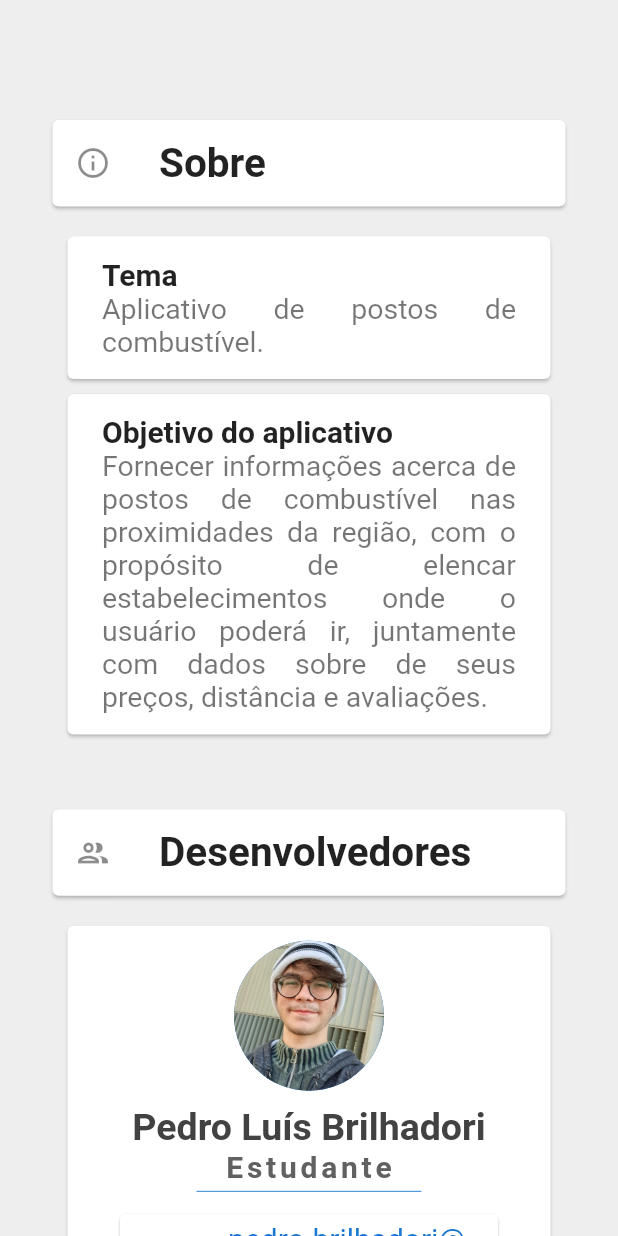
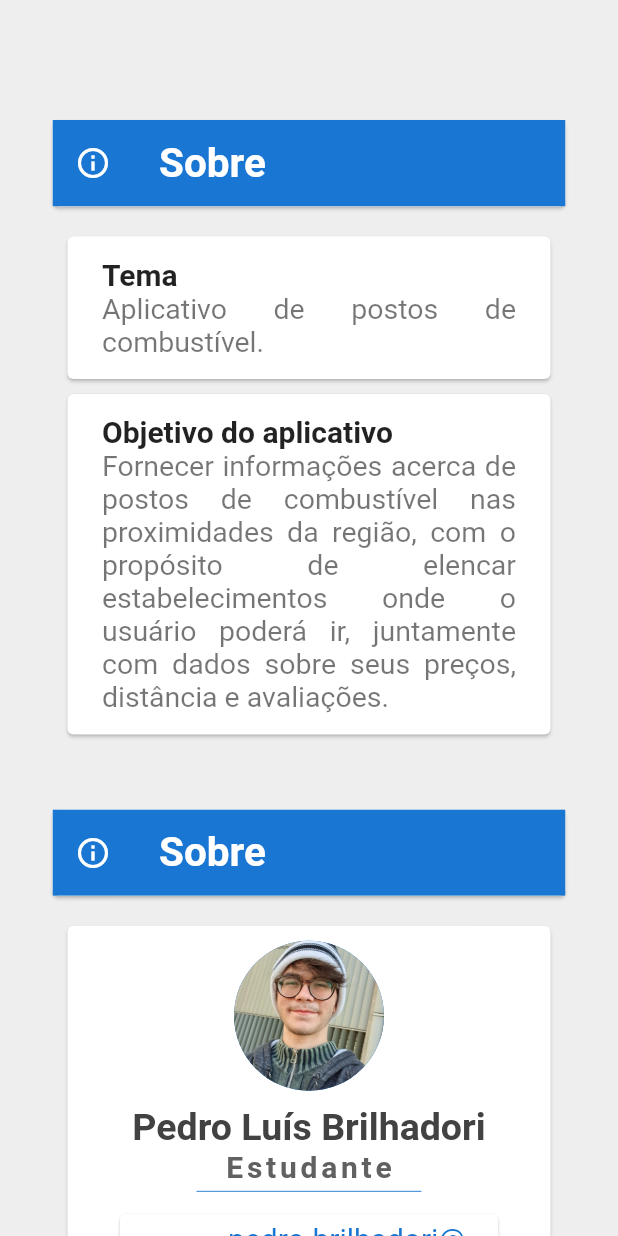
Before and after one commit to PedroLuisBrilhadori/faz-a-boa, a Flutter app: the screen it shows after launch, on a phone screen of 412 x 824 dp. Run offline on Flutter 3.47's test engine with Material 2 defaults, Android fonts, the phone set to English and light mode, and no system bars; our stand-ins replace flutter_modular, flutter_signin_button; Roboto replaces fonts that are missing (Pacifico, Source Sans Pro).

Commit message:
style: mudança de cores dos cabeçalhos

```diff
--- a/lib/app/modules/about/about.page.dart
+++ b/lib/app/modules/about/about.page.dart
@@ -24,11 +24,16 @@ class _AboutScreenState extends State<AboutScreen> {
                     Card(
                         margin: EdgeInsets.symmetric(vertical: 10.0),
                         child: ListTile(
-                            leading: Icon(Icons.info_outlined),
+                            leading: Icon(
+                              Icons.info_outlined,
+                              color: Colors.white,
+                            ),
+                            tileColor: Color.fromRGBO(25, 118, 210, 1),
                             contentPadding: EdgeInsets.symmetric(
                                 vertical: 0.8, horizontal: 15.0),
                             title: Text('Sobre',
                                 style: TextStyle(
+                                    color: Colors.white,
                                     fontSize: 27,
                                     fontWeight: FontWeight.w700))))
                   ],
@@ -67,7 +72,7 @@ class _AboutScreenState extends State<AboutScreen> {
                             textAlign: TextAlign.justify,
                           ),
                           subtitle: Text(
-                            'Fornecer informações acerca de postos de combustível nas proximidades da região, com o propósito de elencar estabelecimentos onde o usuário poderá ir, juntamente com dados sobre de seus preços, distância e avaliações.',
+                            'Fornecer informações acerca de postos de combustível nas proximidades da região, com o propósito de elencar estabelecimentos onde o usuário poderá ir, juntamente com dados sobre seus preços, distância e avaliações.',
                             textAlign: TextAlign.justify,
                             style: TextStyle(fontSize: 19),
                           ),
@@ -81,11 +86,16 @@ class _AboutScreenState extends State<AboutScreen> {
                     Card(
                         margin: EdgeInsets.symmetric(vertical: 10.0),
                         child: ListTile(
+                            leading: Icon(
+                              Icons.info_outlined,
+                              color: Colors.white,
+                            ),
+                            tileColor: Color.fromRGBO(25, 118, 210, 1),
                             contentPadding: EdgeInsets.symmetric(
                                 vertical: 0.8, horizontal: 15.0),
-                            leading: Icon(Icons.group_outlined),
-                            title: Text('Desenvolvedores',
+                            title: Text('Sobre',
                                 style: TextStyle(
+                                    color: Colors.white,
                                     fontSize: 27,
                                     fontWeight: FontWeight.w700))))
                   ],
```
